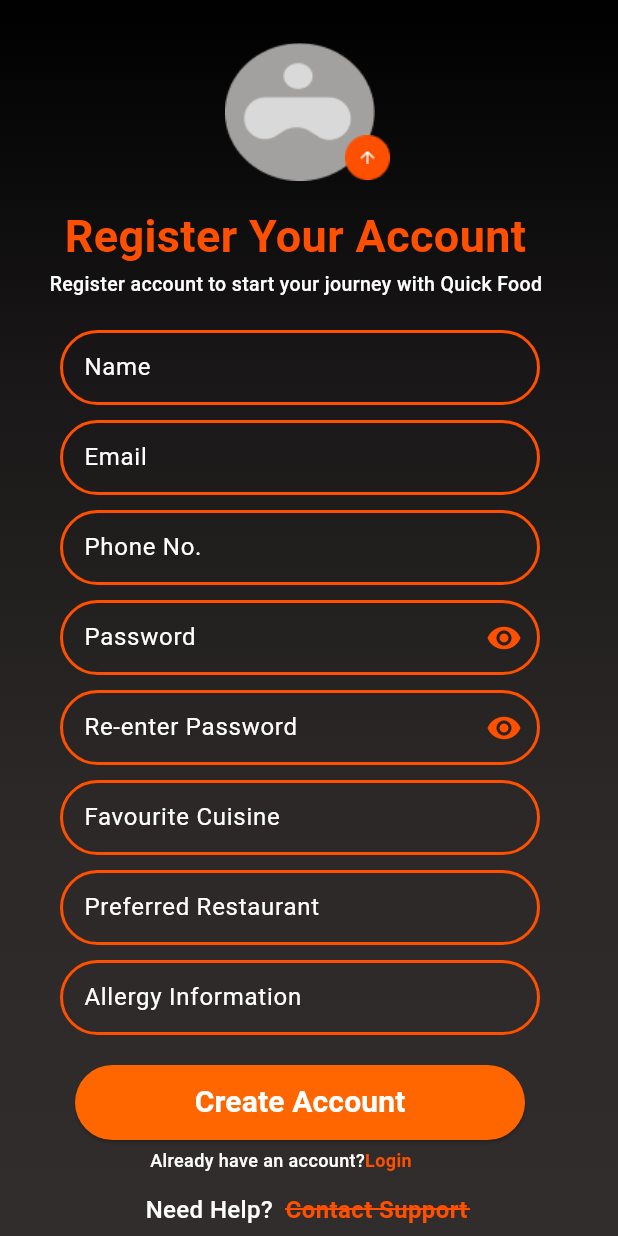
After one commit to AbdullahUsman07/Flutter-Internship, a Flutter app: the RegistrationPage screen opened directly, on a phone screen of 412 x 824 dp. The commit adds this screen. Run offline on Flutter 3.47's test engine with Material 3 defaults, Android fonts, the phone set to English and light mode, and no system bars; our stand-ins replace google_fonts.

Commit message:
feat: registration screen added

```diff
--- a/day_3/lib/main.dart
+++ b/day_3/lib/main.dart
@@ -1,3 +1,4 @@
+
 
 
 import 'package:day_3/pages/ladning_page.dart';
--- a/day_3/lib/pages/intro_page.dart
+++ b/day_3/lib/pages/intro_page.dart
@@ -1,4 +1,5 @@
 import 'package:day_3/pages/login_page.dart';
+import 'package:day_3/pages/registration_page.dart';
 import 'package:day_3/widgets/icon_elipse.dart';
 import 'package:day_3/widgets/navigate_button.dart';
 import 'package:day_3/widgets/theme_creator.dart';
@@ -12,7 +13,7 @@ class IntroPage extends StatelessWidget {
     return Scaffold(
       body: Stack(
         children: [
-          themeCreator(),
+          themeCreator(context),
           iconElipse(),
           Positioned(
             top: 195,
@@ -120,7 +121,10 @@ class IntroPage extends StatelessWidget {
                   ),
                   TextButton(
                     onPressed: () {
-                      // Navigate to sign up page
+                      Navigator.pushReplacement(
+                        context,
+                        MaterialPageRoute(builder: (context) => RegistrationPage()),
+                      );
                     },
                     child: Text(
                       'Register Now!',
--- a/day_3/lib/pages/login_page.dart
+++ b/day_3/lib/pages/login_page.dart
@@ -1,3 +1,4 @@
+import 'package:day_3/pages/registration_page.dart';
 import 'package:day_3/widgets/custom_form_feild.dart';
 import 'package:day_3/widgets/icon_elipse.dart';
 import 'package:day_3/widgets/navigate_button.dart';
@@ -22,7 +23,7 @@ class _LoginPageState extends State<LoginPage> {
     return Scaffold(
       body: Stack(
         children: [
-          themeCreator(),
+          themeCreator(context),
           iconElipse(),
           Positioned(
             top: 180,
@@ -86,26 +87,18 @@ class _LoginPageState extends State<LoginPage> {
           Positioned(
             top: 530,
             left: 40,
-            child: SizedBox(
-              width: 320,
-              height: 60,
             child: CustomFormFeild(
               title: 'Email',
               controller: _emailController,
             ),
           ),
-          ),
           Positioned(
             top: 620,
             left: 40,
-            child: SizedBox(
-              width: 320,
-              height: 60,
             child: CustomFormFeild(
               title: 'Password',
               controller: _passwordController,
               isPass: true,
-              ),
             ),
           ),
           Positioned(
@@ -147,7 +140,10 @@ class _LoginPageState extends State<LoginPage> {
                     ),
                     recognizer: TapGestureRecognizer()
                       ..onTap = () {
-                        // Handle registration navigation
+                        Navigator.pushReplacement(
+                          context,
+                          MaterialPageRoute(builder: (context) => RegistrationPage()),
+                        );
                       },
                   ),
                 ],
--- /dev/null
+++ b/day_3/lib/pages/registration_page.dart
@@ -0,0 +1,240 @@
+import 'package:day_3/pages/login_page.dart';
+import 'package:day_3/widgets/custom_form_feild.dart';
+import 'package:day_3/widgets/navigate_button.dart';
+import 'package:day_3/widgets/theme_creator.dart';
+import 'package:flutter/gestures.dart';
+import 'package:flutter/material.dart';
+
+class RegistrationPage extends StatefulWidget {
+  const RegistrationPage({super.key});
+
+  @override
+  State<RegistrationPage> createState() => _RegistrationPageState();
+}
+
+class _RegistrationPageState extends State<RegistrationPage> {
+  final _nameController = TextEditingController();
+  final _emailController = TextEditingController();
+  final _passwordController = TextEditingController();
+  final _reenterPasswordController = TextEditingController();
+  final _phoneNumberController = TextEditingController();
+  final _favCusineController = TextEditingController();
+  final _allergyController = TextEditingController();
+  final _prefRestaurantController = TextEditingController();
+
+  @override
+  Widget build(BuildContext context) {
+    return Scaffold(
+      body: SingleChildScrollView(
+        child: SizedBox(
+          height: MediaQuery.of(context).size.height,
+          child: Stack(
+            children: [
+              themeCreator(context),
+              Positioned(
+                top: 27,
+                left: 150,
+                child: SizedBox(
+                  width: 100,
+                  height: 95,
+                  child: Image.asset('assets/images/profile.png'),
+                ),
+              ),
+              Positioned(
+                top: 90,
+                left: 230,
+                child: SizedBox(
+                  width: 30,
+                  height: 30,
+                  child: Image.asset('assets/shapes/Ellipse_9.png'),
+                ),
+              ),
+              Positioned(
+                top: 100,
+                left: 240,
+                child: SizedBox(
+                  width: 10,
+                  height: 10,
+                  child: Image.asset('assets/vectors/Arrow.png'),
+                ),
+              ),
+              Positioned(
+                top: 136,
+                left: 43,
+                child: Text(
+                  'Register Your Account',
+                  style: TextStyle(
+                    fontSize: 30,
+                    fontWeight: FontWeight.w600,
+                    color: Color.fromRGBO(255, 79, 0, 1),
+                  ),
+                ),
+              ),
+              Positioned(
+                top: 180,
+                left: 33,
+                child: Text(
+                  'Register account to start your journey with Quick Food',
+                  style: TextStyle(
+                    fontSize: 13,
+                    fontWeight: FontWeight.w500,
+                    color: Colors.white,
+                  ),
+                ),
+              ),
+              Positioned(
+                top: 220,
+                left: 40,
+                child: CustomFormFeild(
+                  title: 'Name',
+                  controller: _nameController,
+                ),
+              ),
+              Positioned(
+                top: 280,
+                left: 40,
+                child: CustomFormFeild(
+                  title: 'Email',
+                  controller: _emailController,
+                ),
+              ),
+              Positioned(
+                top: 340,
+                left: 40,
+                child: CustomFormFeild(
+                  title: 'Phone No.',
+                  controller: _phoneNumberController,
+                ),
+              ),
+              Positioned(
+                top: 400,
+                left: 40,
+                child: CustomFormFeild(
+                  title: 'Password',
+                  controller: _passwordController,
+                  isPass: true,
+                ),
+              ),
+              Positioned(
+                top: 460,
+                left: 40,
+                child: CustomFormFeild(
+                  title: 'Re-enter Password',
+                  controller: _reenterPasswordController,
+                  isPass: true,
+                ),
+              ),
+              Positioned(
+                top: 520,
+                left: 40,
+                child: CustomFormFeild(
+                  title: 'Favourite Cuisine',
+                  controller: _favCusineController,
+                ),
+              ),
+              Positioned(
+                top: 580,
+                left: 40,
+                child: CustomFormFeild(
+                  title: 'Preferred Restaurant',
+                  controller: _prefRestaurantController,
+                ),
+              ),
+              Positioned(
+                top: 640,
+                left: 40,
+                child: CustomFormFeild(
+                  title: 'Allergy Information',
+                  controller: _allergyController,
+                ),
+              ),
+              Positioned(
+                top: 710,
+                left: 50,
+                child: NavigateButton(
+                  title: 'Create Account',
+                  onPressed: () {},
+                ),
+              ),
+              Positioned(
+                top: 765,
+                left: 100,
+                child: Text.rich(
+                  TextSpan(
+                    text: 'Already have an account?',
+                    style: TextStyle(
+                      color: Colors.white,
+                      fontSize: 12,
+                      fontWeight: FontWeight.w500,
+                    ),
+                    children: [
+                      TextSpan(
+                        text: 'Login',
+                        style: TextStyle(
+                          color: Color.fromRGBO(255, 79, 0, 1),
+                          fontSize: 12,
+                          fontWeight: FontWeight.w700,
+                        ),
+                        recognizer: TapGestureRecognizer()
+                          ..onTap = () {
+                            Navigator.pushReplacement(
+                              context,
+                              MaterialPageRoute(
+                                builder: (context) => LoginPage(),
+                              ),
+                            );
+                          },
+                      ),
+                    ],
+                  ),
+                ),
+              ),
+              Positioned(
+                top: 795,
+                left: 97,
+                child: Text.rich(
+                  TextSpan(
+                    text: 'Need Help?',
+                    style: TextStyle(
+                      color: Colors.white,
+                      fontSize: 16,
+                      fontWeight: FontWeight.w500,
+                    ),
+                    children: [
+                      TextSpan(
+                        text: '  Contact Support',
+                        style: TextStyle(
+                          color: Color.fromRGBO(255, 79, 0, 1),
+                          fontSize: 16,
+                          fontWeight: FontWeight.w700,
+                        ),
+                        recognizer: TapGestureRecognizer()
+                          ..onTap = () {
+                            Navigator.pushReplacement(
+                              context,
+                              MaterialPageRoute(
+                                builder: (context) => LoginPage(),
+                              ),
+                            );
+                          },
+                      ),
+                    ],
+                  ),
+                ),
+              ),
+              Positioned(
+                bottom: 10,
+                left: 190,
+                child: SizedBox(
+                  width: 123,
+                  height: 16,
+                  child: Image.asset('assets/vectors/Line_1.png'),
+                ),
+              ),
+            ],
+          ),
+        ),
+      ),
+    );
+  }
+}
--- a/day_3/lib/widgets/custom_form_feild.dart
+++ b/day_3/lib/widgets/custom_form_feild.dart
@@ -28,7 +28,10 @@ class CustomFormFeild extends StatefulWidget {
 class _CustomFormFeildState extends State<CustomFormFeild> {
   @override
   Widget build(BuildContext context) {
-    return TextFormField(
+    return SizedBox(
+      height: 50,
+      width: 320,
+      child: TextFormField(
         onChanged: widget.onChanged,
         obscureText: widget.obscureText,
         controller: widget.controller,
@@ -67,6 +70,7 @@ class _CustomFormFeildState extends State<CustomFormFeild> {
             ),
           ),
         ),
+      ),
     );
   }
 }
--- a/day_3/lib/widgets/theme_creator.dart
+++ b/day_3/lib/widgets/theme_creator.dart
@@ -1,11 +1,10 @@
-
 
 import 'package:flutter/material.dart';
 
-Widget themeCreator() {
+Widget themeCreator(BuildContext context) {
   return Container(
-    height: double.infinity,
-    width: double.infinity,
+    height: MediaQuery.of(context).size.height,
+    width: MediaQuery.of(context).size.width,
     decoration: BoxDecoration(
       gradient: LinearGradient(
         begin: Alignment.topCenter,
```
Also changed, not shown: day_3/assets/images/profile.png (added), day_3/assets/shapes/Ellipse_9.png (added), day_3/assets/vectors/Arrow.png (added), day_3/assets/vectors/Line_1.png (added). Lines whose indentation alone changed are shown as unchanged.
